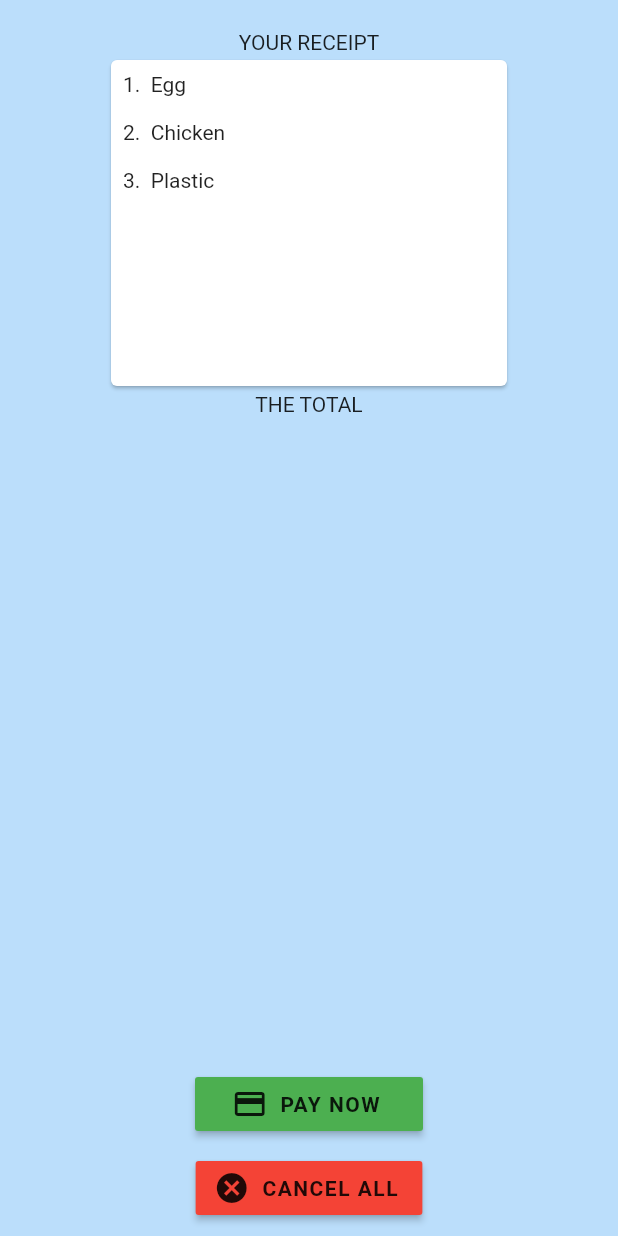
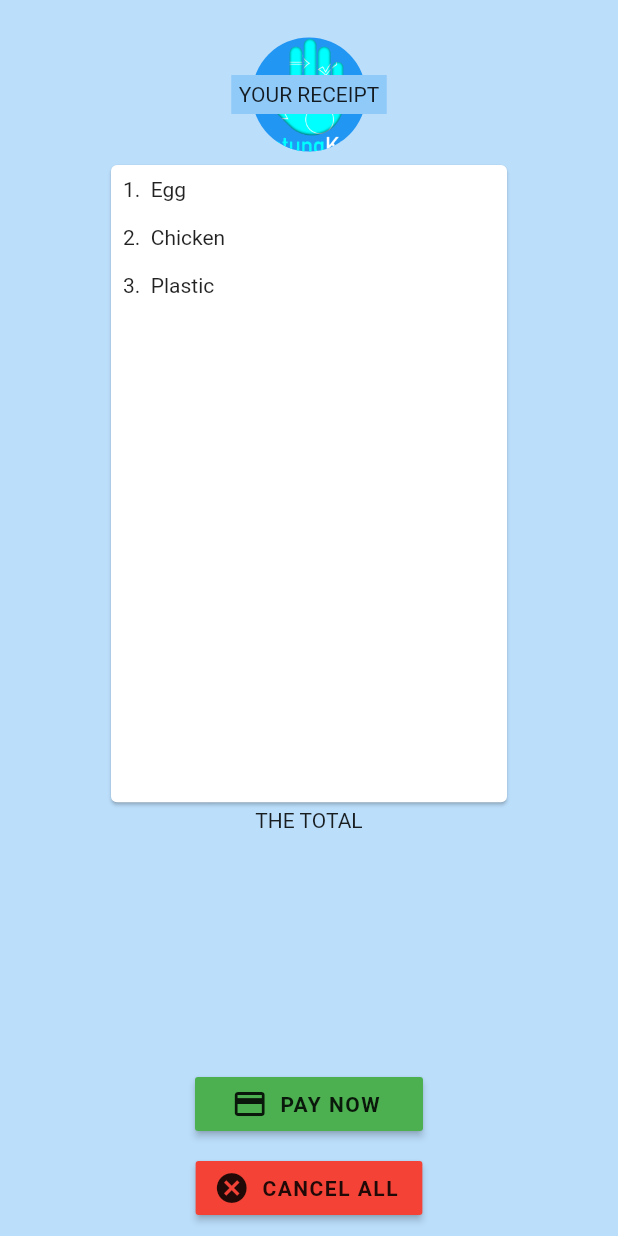
Before and after one commit to juandavinlie/patungkuyy, a Flutter app: the Confirmed screen opened by its route, on a phone screen of 412 x 824 dp. Run offline on Flutter 3.47's test engine with Material 2 defaults, Android fonts, the phone set to English and light mode, and no system bars; our stand-ins replace cloud_firestore, curved_navigation_bar, firebase_auth, flutter_spinkit; accounts and stored records are empty.

Commit message:
confirmed hias

```diff
--- a/patungkuy/lib/screens/home/confirmed.dart
+++ b/patungkuy/lib/screens/home/confirmed.dart
@@ -32,9 +32,26 @@ class _ConfirmedState extends State<Confirmed> {
       body: Column(
         children: <Widget>[
           SizedBox(height: 20.0),
-          Text('YOUR RECEIPT'),
+          Container(
+            decoration: BoxDecoration(
+              image: DecorationImage(
+                image: AssetImage('assets/patungkuy.png'),
+                fit: BoxFit.cover,
+              ),
+              shape: BoxShape.circle,
+              color: Colors.blue,
+            ),
+            //color: Colors.blue,
+            child: Container(
+              color: Colors.blue[200],
+              padding: EdgeInsets.all(5),
+              child: Text('YOUR RECEIPT'),
+            ),
+            margin: EdgeInsets.all(5.0),
+            padding: EdgeInsets.all(25.0),
+          ),
           Expanded(
-            flex: 1,
+            flex: 5,
             child: Padding(
               padding: const EdgeInsets.fromLTRB(70.0, 0.0, 70.0, 0),
               child: Card(
```
Also changed, not shown: patungkuy/assets/patungkuy.png (added).
